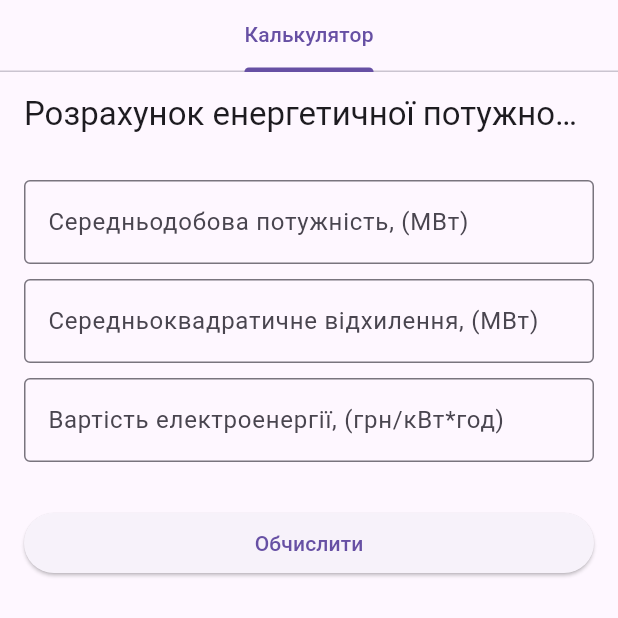
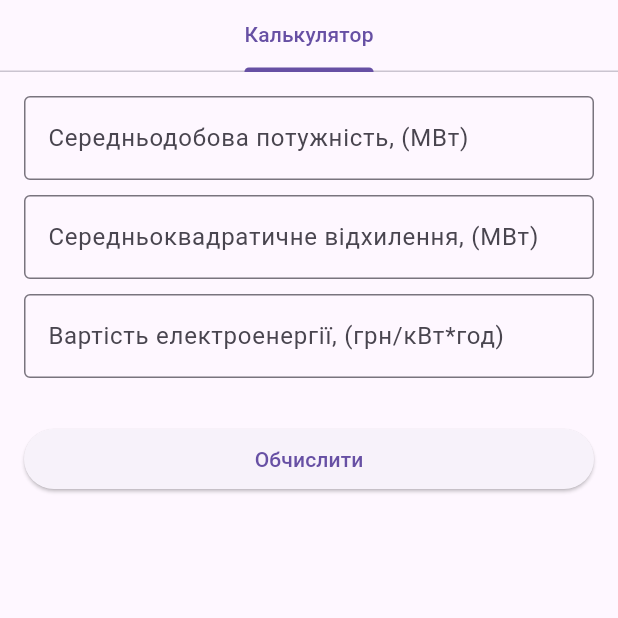
Before and after one commit to afterglow1251/4-course-mobile-flutter-labs, a Flutter app: the screen it shows after launch, on a phone screen of 412 x 824 dp, the top half of it. Run offline on Flutter 3.47's test engine with Material 3 defaults, Android fonts, the phone set to English and light mode, and no system bars.

Commit message:
fix lab3 (remove useless title)

```diff
--- a/PW3TB-11_VoitkoYuriiVolodymyrovych/lib/calculator1.dart
+++ b/PW3TB-11_VoitkoYuriiVolodymyrovych/lib/calculator1.dart
@@ -97,9 +97,6 @@ class Calculator1State extends State<Calculator1> {
   @override
   Widget build(BuildContext context) {
     return Scaffold(
-      appBar: AppBar(
-        title: const Text('Розрахунок енергетичної потужності'),
-      ),
       body: SingleChildScrollView(
         padding: const EdgeInsets.all(16.0),
         child: Column(
```
